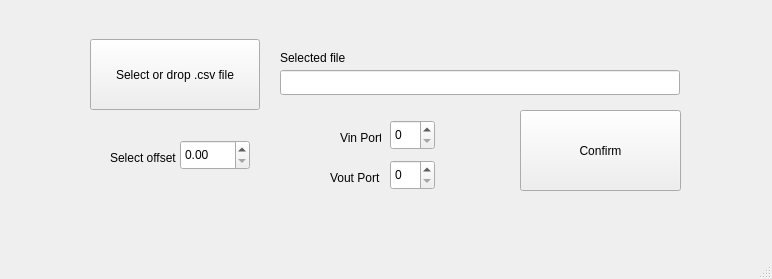
This is designer/primera_gui.ui in juanseh7/TdC1-GUI as Qt 5 draws it before an edit. The edited form follows.
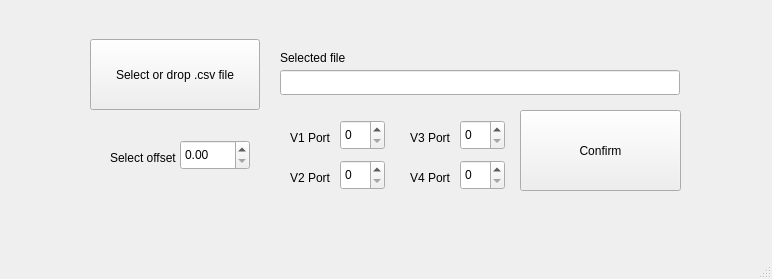
This is the edited form.

Diff of the .ui file:
```diff
--- a/designer/primera_gui.ui
+++ b/designer/primera_gui.ui
@@ -92,7 +92,7 @@
    <widget class="QSpinBox" name="selectVinPort">
     <property name="geometry">
      <rect>
-      <x>390</x>
+      <x>340</x>
       <y>120</y>
       <width>45</width>
       <height>30</height>
@@ -102,7 +102,7 @@
    <widget class="QSpinBox" name="selectVoutPort">
     <property name="geometry">
      <rect>
-      <x>390</x>
+      <x>340</x>
       <y>160</y>
       <width>45</width>
       <height>30</height>
@@ -112,27 +112,73 @@
    <widget class="QLabel" name="label_3">
     <property name="geometry">
      <rect>
-      <x>340</x>
+      <x>290</x>
       <y>130</y>
       <width>41</width>
       <height>16</height>
      </rect>
     </property>
     <property name="text">
-     <string>Vin Port</string>
+     <string>V1 Port</string>
     </property>
    </widget>
    <widget class="QLabel" name="label_4">
     <property name="geometry">
      <rect>
-      <x>330</x>
+      <x>290</x>
       <y>170</y>
-      <width>51</width>
+      <width>41</width>
       <height>16</height>
      </rect>
     </property>
     <property name="text">
-     <string>Vout Port</string>
+     <string>V2 Port</string>
+    </property>
+   </widget>
+   <widget class="QSpinBox" name="selectV3Port">
+    <property name="geometry">
+     <rect>
+      <x>460</x>
+      <y>120</y>
+      <width>45</width>
+      <height>30</height>
+     </rect>
+    </property>
+   </widget>
+   <widget class="QSpinBox" name="selectV4Port">
+    <property name="geometry">
+     <rect>
+      <x>460</x>
+      <y>160</y>
+      <width>45</width>
+      <height>30</height>
+     </rect>
+    </property>
+   </widget>
+   <widget class="QLabel" name="label_5">
+    <property name="geometry">
+     <rect>
+      <x>410</x>
+      <y>130</y>
+      <width>41</width>
+      <height>16</height>
+     </rect>
+    </property>
+    <property name="text">
+     <string>V3 Port</string>
+    </property>
+   </widget>
+   <widget class="QLabel" name="label_6">
+    <property name="geometry">
+     <rect>
+      <x>410</x>
+      <y>170</y>
+      <width>41</width>
+      <height>16</height>
+     </rect>
+    </property>
+    <property name="text">
+     <string>V4 Port</string>
     </property>
    </widget>
   </widget>
```
Left out of the diff: 4 changed lines with no effect on the pictures.
